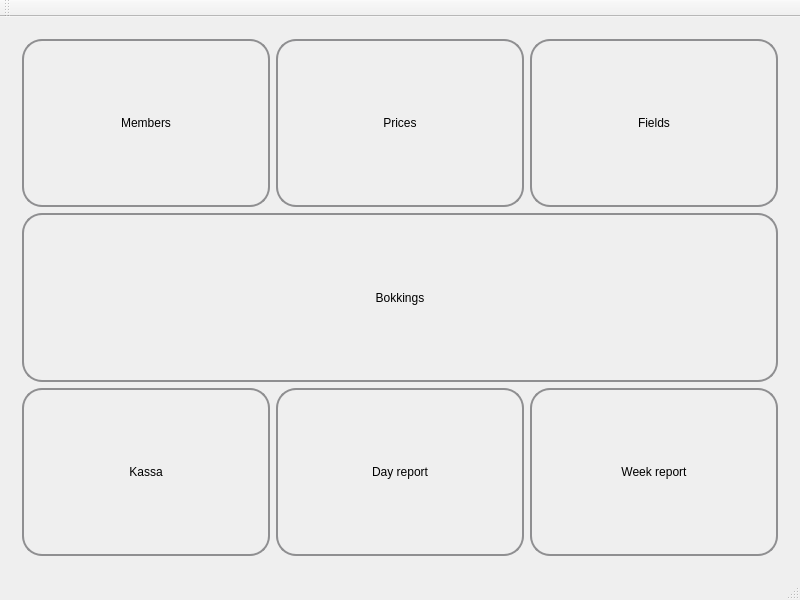
The window that mainwindow.ui (lamouski/TCN) describes before a commit, drawn with Qt 5.
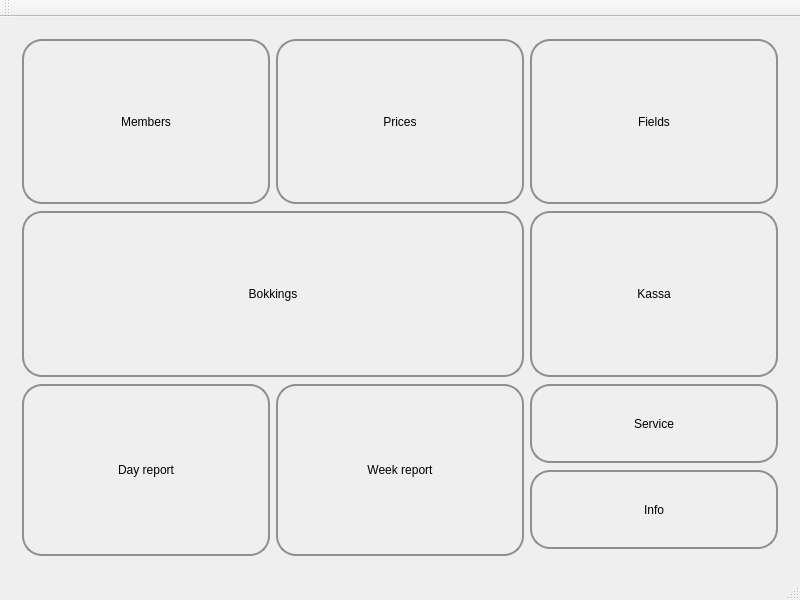
The same window after the commit. Custom widgets are drawn as their Qt base class.

Commit message: - service dialog with import member list button is added - fitting of the SQL requests to new data base structure - import member list from CSV file

The edit to the form file:
```diff
--- a/mainwindow.ui
+++ b/mainwindow.ui
@@ -34,34 +34,10 @@
       </property>
       <widget class="QWidget" name="m_main_view">
        <layout class="QGridLayout" name="gridLayout">
-        <item row="1" column="0">
-         <widget class="QPushButton" name="m_button_members">
-          <property name="sizePolicy">
-           <sizepolicy hsizetype="Minimum" vsizetype="MinimumExpanding">
-            <horstretch>0</horstretch>
-            <verstretch>0</verstretch>
-           </sizepolicy>
-          </property>
-          <property name="styleSheet">
-           <string notr="true">QPushButton {
-    border: 2px solid #8f8f91;
-    border-radius: 20px;
-    background-color: qlineargradient(x1: 0, y1: 0, x2: 0, y2: 1,
-                                      stop: 0 #f6f7fa, stop: 1 #dadbde);
-    min-width: 50px;
-}
-
-QPushButton:pressed {
-    background-color: qlineargradient(x1: 0, y1: 0, x2: 0, y2: 1,
-                                      stop: 0 #dadbde, stop: 1 #f6f7fa);
-}</string>
-          </property>
-          <property name="text">
-           <string>Members</string>
-          </property>
-         </widget>
-        </item>
-        <item row="5" column="2">
+        <property name="verticalSpacing">
+         <number>7</number>
+        </property>
+        <item row="5" column="1" rowspan="2">
          <widget class="QPushButton" name="m_button_week_report">
           <property name="sizePolicy">
            <sizepolicy hsizetype="Minimum" vsizetype="MinimumExpanding">
@@ -88,7 +64,7 @@
           </property>
          </widget>
         </item>
-        <item row="5" column="1">
+        <item row="5" column="0" rowspan="2">
          <widget class="QPushButton" name="m_button_day_report">
           <property name="sizePolicy">
            <sizepolicy hsizetype="Minimum" vsizetype="MinimumExpanding">
@@ -115,8 +91,8 @@
           </property>
          </widget>
         </item>
-        <item row="5" column="0">
-         <widget class="QPushButton" name="m_button_kassa">
+        <item row="1" column="0">
+         <widget class="QPushButton" name="m_button_members">
           <property name="sizePolicy">
            <sizepolicy hsizetype="Minimum" vsizetype="MinimumExpanding">
             <horstretch>0</horstretch>
@@ -138,7 +114,7 @@
 }</string>
           </property>
           <property name="text">
-           <string>Kassa</string>
+           <string>Members</string>
           </property>
          </widget>
         </item>
@@ -196,7 +172,7 @@
           </property>
          </widget>
         </item>
-        <item row="4" column="0" colspan="3">
+        <item row="4" column="0" colspan="2">
          <widget class="QPushButton" name="m_button_bookings">
           <property name="sizePolicy">
            <sizepolicy hsizetype="Minimum" vsizetype="MinimumExpanding">
@@ -223,6 +199,108 @@
           </property>
          </widget>
         </item>
+        <item row="4" column="2">
+         <widget class="QPushButton" name="m_button_kassa">
+          <property name="sizePolicy">
+           <sizepolicy hsizetype="Minimum" vsizetype="MinimumExpanding">
+            <horstretch>0</horstretch>
+            <verstretch>0</verstretch>
+           </sizepolicy>
+          </property>
+          <property name="styleSheet">
+           <string notr="true">QPushButton {
+    border: 2px solid #8f8f91;
+    border-radius: 20px;
+    background-color: qlineargradient(x1: 0, y1: 0, x2: 0, y2: 1,
+                                      stop: 0 #f6f7fa, stop: 1 #dadbde);
+    min-width: 50px;
+}
+
+QPushButton:pressed {
+    background-color: qlineargradient(x1: 0, y1: 0, x2: 0, y2: 1,
+                                      stop: 0 #dadbde, stop: 1 #f6f7fa);
+}</string>
+          </property>
+          <property name="text">
+           <string>Kassa</string>
+          </property>
+         </widget>
+        </item>
+        <item row="5" column="2">
+         <widget class="QWidget" name="widget" native="true">
+          <layout class="QVBoxLayout" name="verticalLayout_2">
+           <property name="spacing">
+            <number>7</number>
+           </property>
+           <property name="leftMargin">
+            <number>0</number>
+           </property>
+           <property name="topMargin">
+            <number>0</number>
+           </property>
+           <property name="rightMargin">
+            <number>0</number>
+           </property>
+           <property name="bottomMargin">
+            <number>0</number>
+           </property>
+           <item>
+            <widget class="QPushButton" name="m_button_service">
+             <property name="sizePolicy">
+              <sizepolicy hsizetype="Minimum" vsizetype="MinimumExpanding">
+               <horstretch>0</horstretch>
+               <verstretch>0</verstretch>
+              </sizepolicy>
+             </property>
+             <property name="styleSheet">
+              <string notr="true">QPushButton {
+    border: 2px solid #8f8f91;
+    border-radius: 20px;
+    background-color: qlineargradient(x1: 0, y1: 0, x2: 0, y2: 1,
+                                      stop: 0 #f6f7fa, stop: 1 #dadbde);
+    min-width: 50px;
+}
+
+QPushButton:pressed {
+    background-color: qlineargradient(x1: 0, y1: 0, x2: 0, y2: 1,
+                                      stop: 0 #dadbde, stop: 1 #f6f7fa);
+}</string>
+             </property>
+             <property name="text">
+              <string>Service</string>
+             </property>
+            </widget>
+           </item>
+           <item>
+            <widget class="QPushButton" name="m_button_week_report_3">
+             <property name="sizePolicy">
+              <sizepolicy hsizetype="Minimum" vsizetype="MinimumExpanding">
+               <horstretch>0</horstretch>
+               <verstretch>0</verstretch>
+              </sizepolicy>
+             </property>
+             <property name="styleSheet">
+              <string notr="true">QPushButton {
+    border: 2px solid #8f8f91;
+    border-radius: 20px;
+    background-color: qlineargradient(x1: 0, y1: 0, x2: 0, y2: 1,
+                                      stop: 0 #f6f7fa, stop: 1 #dadbde);
+    min-width: 50px;
+}
+
+QPushButton:pressed {
+    background-color: qlineargradient(x1: 0, y1: 0, x2: 0, y2: 1,
+                                      stop: 0 #dadbde, stop: 1 #f6f7fa);
+}</string>
+             </property>
+             <property name="text">
+              <string>Info</string>
+             </property>
+            </widget>
+           </item>
+          </layout>
+         </widget>
+        </item>
        </layout>
       </widget>
       <widget class="WeekViewWidget" name="m_week_view"/>
```
Left out of the diff: 2 changed lines with no effect on the pictures. The commit also changes 10 other files.
